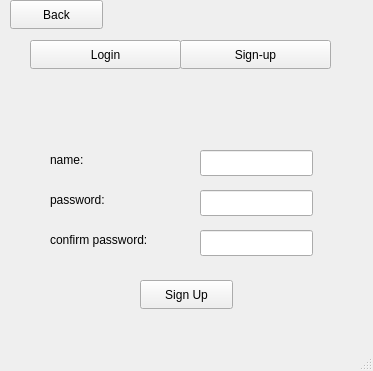
Sloth-iNkt/trial, file trial2/mainwindow.ui: the form before one commit.
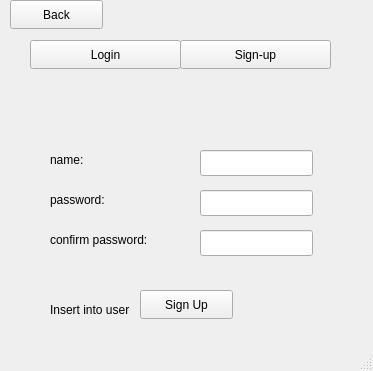
The form after the commit. The open tabs and pages were chosen to show the change.

What changed in the file:
```diff
--- a/trial2/mainwindow.ui
+++ b/trial2/mainwindow.ui
@@ -880,7 +880,7 @@
         <property name="geometry">
          <rect>
           <x>110</x>
-          <y>200</y>
+          <y>210</y>
           <width>93</width>
           <height>29</height>
          </rect>
@@ -917,6 +917,35 @@
           <width>113</width>
           <height>26</height>
          </rect>
+        </property>
+        <property name="echoMode">
+         <enum>QLineEdit::Password</enum>
+        </property>
+       </widget>
+       <widget class="QLabel" name="label_4">
+        <property name="geometry">
+         <rect>
+          <x>20</x>
+          <y>220</y>
+          <width>111</width>
+          <height>20</height>
+         </rect>
+        </property>
+        <property name="text">
+         <string>Insert into user</string>
+        </property>
+       </widget>
+       <widget class="QLabel" name="error_msg">
+        <property name="geometry">
+         <rect>
+          <x>20</x>
+          <y>190</y>
+          <width>271</width>
+          <height>20</height>
+         </rect>
+        </property>
+        <property name="text">
+         <string/>
         </property>
        </widget>
       </widget>
```
Left out of the diff: 34 changed lines with no effect on the pictures.
